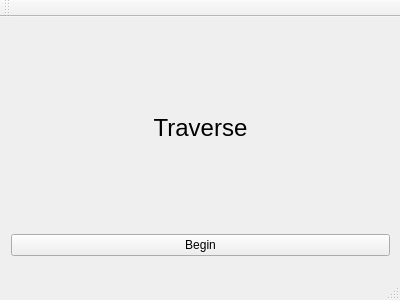
Sidetalker/Traverse, file mainwindow.ui: the form before one commit.
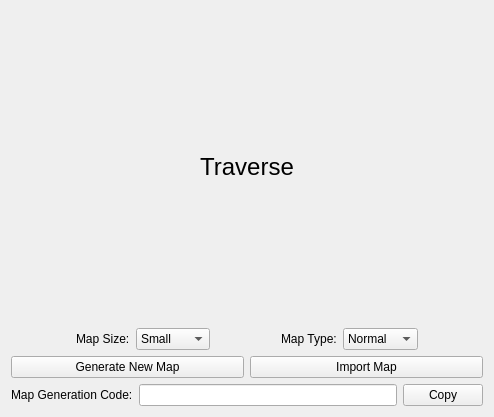
The form after the commit.

Commit message: UI Rework, Map Generation

The edit to the form file:
```diff
--- a/mainwindow.ui
+++ b/mainwindow.ui
@@ -6,71 +6,197 @@
    <rect>
     <x>0</x>
     <y>0</y>
-    <width>400</width>
-    <height>300</height>
+    <width>494</width>
+    <height>417</height>
    </rect>
   </property>
   <property name="windowTitle">
    <string>MainWindow</string>
   </property>
   <widget class="QWidget" name="centralWidget">
-   <widget class="QWidget" name="gridLayoutWidget">
-    <property name="geometry">
-     <rect>
-      <x>0</x>
-      <y>-1</y>
-      <width>401</width>
-      <height>251</height>
-     </rect>
-    </property>
-    <layout class="QGridLayout" name="gridLayout">
-     <item row="0" column="0">
-      <widget class="QLabel" name="lblTitle">
-       <property name="font">
-        <font>
-         <pointsize>18</pointsize>
-        </font>
-       </property>
-       <property name="text">
-        <string>Traverse</string>
-       </property>
-       <property name="alignment">
-        <set>Qt::AlignCenter</set>
-       </property>
-      </widget>
-     </item>
-     <item row="1" column="0">
-      <widget class="QPushButton" name="btnBegin">
-       <property name="text">
-        <string>Begin</string>
-       </property>
-      </widget>
-     </item>
-    </layout>
-   </widget>
-   <zorder>lblTitle</zorder>
-   <zorder>gridLayoutWidget</zorder>
-   <zorder>lblTitle</zorder>
+   <layout class="QVBoxLayout" name="verticalLayout_2">
+    <item>
+     <layout class="QVBoxLayout" name="vlTop">
+      <item>
+       <widget class="QLabel" name="lblTitle">
+        <property name="font">
+         <font>
+          <pointsize>18</pointsize>
+         </font>
+        </property>
+        <property name="text">
+         <string>Traverse</string>
+        </property>
+        <property name="alignment">
+         <set>Qt::AlignCenter</set>
+        </property>
+       </widget>
+      </item>
+      <item>
+       <layout class="QHBoxLayout" name="hlMapGen">
+        <item>
+         <spacer name="spacerA">
+          <property name="orientation">
+           <enum>Qt::Horizontal</enum>
+          </property>
+          <property name="sizeHint" stdset="0">
+           <size>
+            <width>40</width>
+            <height>20</height>
+           </size>
+          </property>
+         </spacer>
+        </item>
+        <item>
+         <widget class="QLabel" name="lblMapSize">
+          <property name="text">
+           <string>Map Size:</string>
+          </property>
+         </widget>
+        </item>
+        <item>
+         <widget class="QComboBox" name="cboMapSize">
+          <item>
+           <property name="text">
+            <string>Small</string>
+           </property>
+          </item>
+          <item>
+           <property name="text">
+            <string>Medium</string>
+           </property>
+          </item>
+          <item>
+           <property name="text">
+            <string>Large</string>
+           </property>
+          </item>
+         </widget>
+        </item>
+        <item>
+         <spacer name="spacerB">
+          <property name="orientation">
+           <enum>Qt::Horizontal</enum>
+          </property>
+          <property name="sizeHint" stdset="0">
+           <size>
+            <width>40</width>
+            <height>20</height>
+           </size>
+          </property>
+         </spacer>
+        </item>
+        <item>
+         <widget class="QLabel" name="lblMapSize_2">
+          <property name="text">
+           <string>Map Type:</string>
+          </property>
+         </widget>
+        </item>
+        <item>
+         <widget class="QComboBox" name="cboMapSize_2">
+          <item>
+           <property name="text">
+            <string>Normal</string>
+           </property>
+          </item>
+          <item>
+           <property name="text">
+            <string>Volcano</string>
+           </property>
+          </item>
+          <item>
+           <property name="text">
+            <string>Oasis</string>
+           </property>
+          </item>
+          <item>
+           <property name="text">
+            <string>Factory</string>
+           </property>
+          </item>
+          <item>
+           <property name="text">
+            <string>Forest</string>
+           </property>
+          </item>
+         </widget>
+        </item>
+        <item>
+         <spacer name="spacerB_2">
+          <property name="orientation">
+           <enum>Qt::Horizontal</enum>
+          </property>
+          <property name="sizeHint" stdset="0">
+           <size>
+            <width>40</width>
+            <height>20</height>
+           </size>
+          </property>
+         </spacer>
+        </item>
+       </layout>
+      </item>
+      <item>
+       <layout class="QHBoxLayout" name="horizontalLayout">
+        <item>
+         <widget class="QPushButton" name="btnGenerate">
+          <property name="text">
+           <string>Generate New Map</string>
+          </property>
+         </widget>
+        </item>
+        <item>
+         <widget class="QPushButton" name="btnImport">
+          <property name="text">
+           <string>Import Map</string>
+          </property>
+         </widget>
+        </item>
+       </layout>
+      </item>
+      <item>
+       <layout class="QHBoxLayout" name="hlMapCode">
+        <item>
+         <widget class="QLabel" name="lblMapCode">
+          <property name="text">
+           <string>Map Generation Code:</string>
+          </property>
+         </widget>
+        </item>
+        <item>
+         <widget class="QLineEdit" name="btnCopyMapCode">
+          <property name="text">
+           <string/>
+          </property>
+          <property name="readOnly">
+           <bool>true</bool>
+          </property>
+         </widget>
+        </item>
+        <item>
+         <widget class="QPushButton" name="pushButton_3">
+          <property name="text">
+           <string>Copy</string>
+          </property>
+         </widget>
+        </item>
+       </layout>
+      </item>
+     </layout>
+    </item>
+    <item>
+     <layout class="QVBoxLayout" name="vlCenter">
+      <item>
+       <layout class="QGridLayout" name="glMap"/>
+      </item>
+     </layout>
+    </item>
+    <item>
+     <layout class="QVBoxLayout" name="vlBottom"/>
+    </item>
+   </layout>
   </widget>
-  <widget class="QMenuBar" name="menuBar">
-   <property name="geometry">
-    <rect>
-     <x>0</x>
-     <y>0</y>
-     <width>400</width>
-     <height>22</height>
-    </rect>
-   </property>
-  </widget>
-  <widget class="QToolBar" name="mainToolBar">
-   <attribute name="toolBarArea">
-    <enum>TopToolBarArea</enum>
-   </attribute>
-   <attribute name="toolBarBreak">
-    <bool>false</bool>
-   </attribute>
-  </widget>
-  <widget class="QStatusBar" name="statusBar"/>
  </widget>
  <layoutdefault spacing="6" margin="11"/>
  <resources/>
```
The commit also changes 8 other files.
